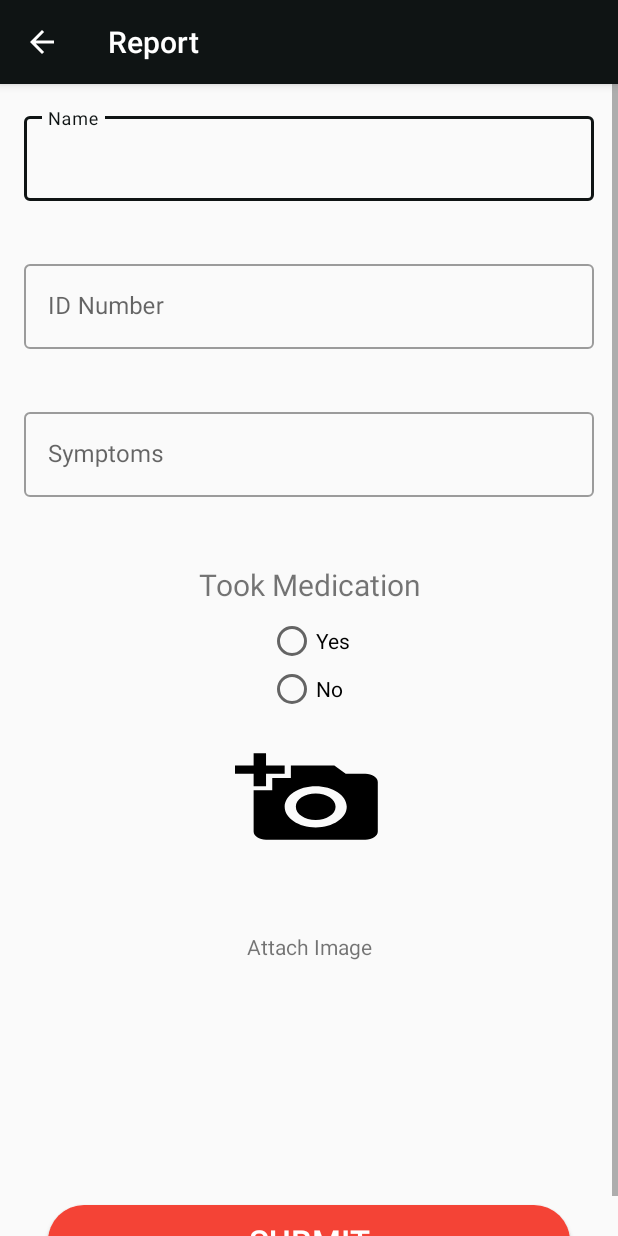
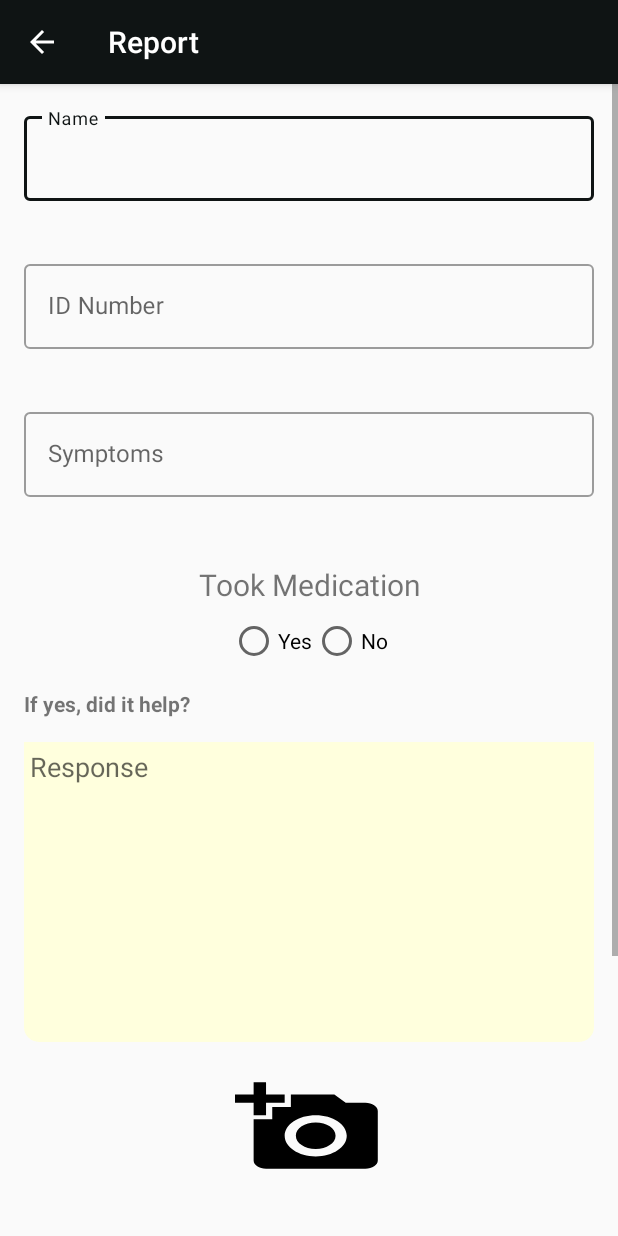
Before and after one commit to Joshua56/FirebaseAuth, an Android app: the ReportActivity screen opened directly, with no data from a screen before it, on a phone screen of 412 x 824 dp. Run offline under Robolectric (Android 15) with nearby library versions, the phone set to English and light mode, and no system bars; our stand-ins replace Firebase (no records; nobody signed in at launch, a user with empty details on screens opened directly); libraries missing offline, so code that uses them is left out: permissions.dispatcher.

Commit message:
update report activity

```diff
--- a/app/src/main/java/www/joshmyapps/com/healthcare/ReportActivity.java
+++ b/app/src/main/java/www/joshmyapps/com/healthcare/ReportActivity.java
@@ -52,7 +52,7 @@ import static www.joshmyapps.com.healthcare.ConstantsKt.GALLERY_RQ_CODE;
 public class ReportActivity extends LocationActivity {
 
     private RadioGroup mRadioGroup;
-    private EditText mNameEditText, mIdEditText, mSymptomsEditText;
+    private EditText mNameEditText, mIdEditText, mSymptomsEditText, mHelpedEditText;
     private RadioButton mRadioButton;
     private ImageView mSelectedImageView;
     private TextView mImageText;
@@ -70,6 +70,7 @@ public class ReportActivity extends LocationActivity {
         mNameEditText = findViewById(R.id.report_name_edit_text);
         mIdEditText = findViewById(R.id.report_id_edit_text);
         mSymptomsEditText = findViewById(R.id.report_symptom_edit_text);
+        mHelpedEditText = findViewById(R.id.report_helped_edit_text);
 
         FirebaseStorage vFirebaseStorage = FirebaseStorage.getInstance();
         mStorageReference = vFirebaseStorage.getReference().child("reports");
@@ -111,14 +112,18 @@ public class ReportActivity extends LocationActivity {
             String tookMeds = mRadioButton.getText().toString();
             String id = mIdEditText.getText().toString();
             String symptoms = mSymptomsEditText.getText().toString();
+            String name = mNameEditText.getText().toString();
+            String medicationHelped = mHelpedEditText.getText().toString();
+
             Map<String, String> report = new HashMap<>();
-            String name = mNameEditText.getText().toString();
             report.put("name", !name.equals("") ? name : "Not Provided");
             report.put("id", !id.equals("") ? id : "Not Provided");
             report.put("symptoms", symptoms.equals("") ? symptoms : "Not Provided");
+            report.put("medicationHelped", !medicationHelped.equals("") ? medicationHelped : "Not Provided");
             report.put("tookMeds", tookMeds);
             report.put("latitude", latitude != null ? latitude : "0.0");
             report.put("longitude", longitude != null ? longitude : "0.0");
+
             sendToFirebase(report);
             saveImageToFirebaseStorage(mSelectedImage, name);
         }
--- a/app/src/main/res/layout/activity_report.xml
+++ b/app/src/main/res/layout/activity_report.xml
@@ -87,6 +87,7 @@
             android:layout_height="wrap_content"
             app:layout_constraintEnd_toEndOf="parent"
             app:layout_constraintStart_toStartOf="parent"
+            android:orientation="horizontal"
             app:layout_constraintTop_toBottomOf="@id/med_label">
 
             <RadioButton
@@ -102,6 +103,31 @@
                 android:text="@string/no" />
         </RadioGroup>
 
+        <TextView
+            android:id="@+id/label_did_it_help"
+            android:layout_width="match_parent"
+            android:layout_height="wrap_content"
+            android:layout_margin="16dp"
+            android:text="If yes, did it help?"
+            android:textStyle="bold"
+            app:layout_constraintTop_toBottomOf="@id/medication_radio_group" />
+
+        <EditText
+            android:id="@+id/report_helped_edit_text"
+            android:layout_width="match_parent"
+            android:layout_height="wrap_content"
+            android:layout_margin="16dp"
+            android:autofillHints="None"
+            android:hint="@string/response"
+            android:inputType="text"
+            android:background="@drawable/et_rounded"
+            android:padding="4dp"
+            android:gravity="top"
+            android:backgroundTint="#ffd"
+            android:minHeight="200dp"
+            android:textColor="?colorAccent"
+            app:layout_constraintTop_toBottomOf="@id/label_did_it_help" />
+
         <FrameLayout
             android:id="@+id/frame_layout"
             android:layout_width="wrap_content"
@@ -109,7 +135,7 @@
             android:layout_marginTop="16dp"
             app:layout_constraintEnd_toEndOf="parent"
             app:layout_constraintStart_toStartOf="parent"
-            app:layout_constraintTop_toBottomOf="@id/medication_radio_group">
+            app:layout_constraintTop_toBottomOf="@id/report_helped_edit_text">
 
             <www.joshmyapps.com.healthcare.CustomImageView
                 android:id="@+id/uploaded_image_view"
--- a/app/src/main/res/values/strings.xml
+++ b/app/src/main/res/values/strings.xml
@@ -34,4 +34,5 @@
     <string name="case_traced">Case traced</string>
     <string name="id_number">ID Number</string>
     <string name="symptoms">Symptoms</string>
+    <string name="response">Response</string>
 </resources>
```
